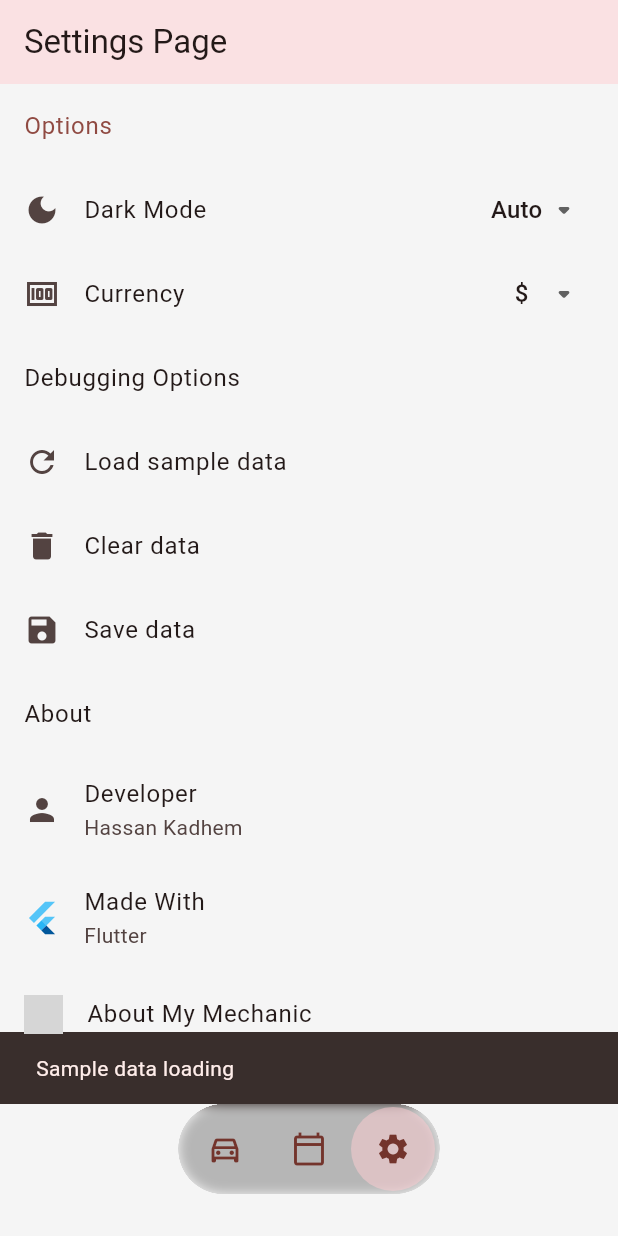
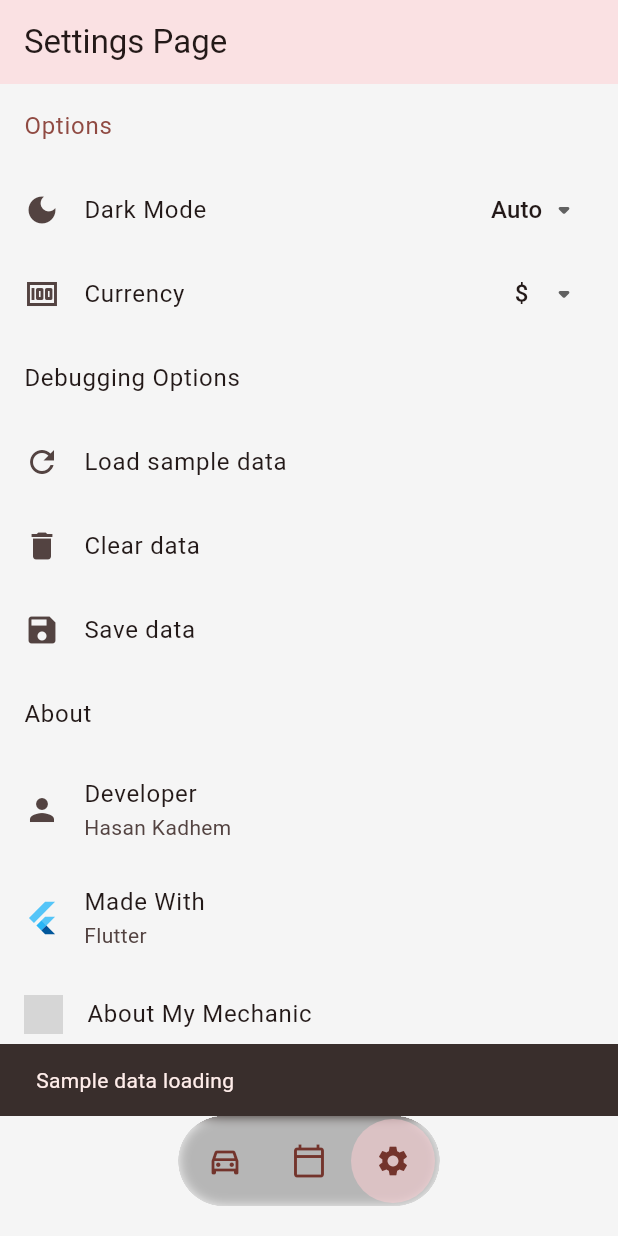
Before and after one commit to HassanAliKadhem/my_mechanic, a Flutter app: the screen it shows after launch, after a tap on the "calendar today" icon, after a tap on the "settings" icon, after a tap on "Load sample data", on a phone screen of 412 x 824 dp. Run offline on Flutter 3.47's test engine with Material 3 defaults, Android fonts, the phone set to English and light mode, and no system bars; our stand-ins replace image_picker, shared_preferences; network calls fail; grey boxes are pictures that could not be loaded.

Commit message:
upgraded packages upgraded gradle version fixed depreciations changed nav bar to transparent

```diff
--- a/lib/Data/dataModel.dart
+++ b/lib/Data/dataModel.dart
@@ -77,9 +77,8 @@ class DataModel extends ChangeNotifier {
     clearData();
     await _loadDefaultServiceTypes();
     http.Response imageFile = await http.get(
-      Uri(
-        path:
-            "https://upload.wikimedia.org/wikipedia/commons/thumb/c/cd/Toulousaine_de_l'automobile_-_7425_-_Porsche_911_Carrera_(2011).jpg/1200px-Toulousaine_de_l'automobile_-_7425_-_Porsche_911_Carrera_(2011).jpg",
+      Uri.parse(
+        "https://upload.wikimedia.org/wikipedia/commons/thumb/c/cd/Toulousaine_de_l'automobile_-_7425_-_Porsche_911_Carrera_(2011).jpg/1200px-Toulousaine_de_l'automobile_-_7425_-_Porsche_911_Carrera_(2011).jpg",
       ),
     );
     // print(Utility.base64String(imageFile.bodyBytes));
@@ -91,9 +90,8 @@ class DataModel extends ChangeNotifier {
     addCarToList(c1);
 
     imageFile = await http.get(
-      Uri(
-        path:
-            "https://st.motortrend.com/uploads/sites/10/2016/08/2017-Dodge-Viper-GTS-front-three-quarter-in-motion.jpg",
+      Uri.parse(
+        "https://st.motortrend.com/uploads/sites/10/2016/08/2017-Dodge-Viper-GTS-front-three-quarter-in-motion.jpg",
       ),
     );
     Car c2 = new Car(
@@ -104,9 +102,8 @@ class DataModel extends ChangeNotifier {
     addCarToList(c2);
 
     imageFile = await http.get(
-      Uri(
-        path:
-            "https://i.kinja-img.com/gawker-media/image/upload/s--TWSeA9NH--/c_fill,fl_progressive,g_center,h_900,q_80,w_1600/riufs7rtpk6okzrqiqmy.jpg",
+      Uri.parse(
+        "https://i.kinja-img.com/gawker-media/image/upload/s--TWSeA9NH--/c_fill,fl_progressive,g_center,h_900,q_80,w_1600/riufs7rtpk6okzrqiqmy.jpg",
       ),
     );
     Car c3 = new Car(
--- a/lib/main.dart
+++ b/lib/main.dart
@@ -18,7 +18,7 @@ void main() => runApp(
   MultiProvider(
     providers: [
       ChangeNotifierProvider<DataModel>(create: (context) => DataModel()),
-          ChangeNotifierProvider<Config>(create: (context) => Config())
+      ChangeNotifierProvider<Config>(create: (context) => Config()),
     ],
     child: MyApp(),
   ),
@@ -61,13 +61,17 @@ class _MyAppState extends State<MyApp> {
 
   double navButtonSize = 58;
   Widget _navBar() {
-    double sideMargin = (MediaQuery.sizeOf(context).width -
+    double sideMargin =
+        (MediaQuery.sizeOf(context).width -
             (navButtonSize * homePageTabs.length)) /
         2;
     return Container(
       clipBehavior: Clip.hardEdge,
-      margin:
-          EdgeInsets.only(bottom: 28.0, left: sideMargin, right: sideMargin),
+      margin: EdgeInsets.only(
+        bottom: MediaQuery.viewPaddingOf(context).bottom + 20.0,
+        left: sideMargin,
+        right: sideMargin,
+      ),
       padding: const EdgeInsets.symmetric(vertical: 2.0),
       decoration: BoxDecoration(
         color: Colors.black26,
@@ -78,14 +82,17 @@ class _MyAppState extends State<MyApp> {
         child: Row(
           mainAxisAlignment: MainAxisAlignment.center,
           mainAxisSize: MainAxisSize.min,
-          children: homePageTabs
-              .map((e) => AnimatedContainer(
+          children:
+              homePageTabs
+                  .map(
+                    (e) => AnimatedContainer(
                       duration: Duration(milliseconds: 250),
                       decoration: BoxDecoration(
                         shape: BoxShape.circle,
-                      color: homePageTabs.indexOf(e) != _currentTab
+                        color:
+                            homePageTabs.indexOf(e) != _currentTab
                                 ? null
-                          : Colors.red.shade100.withOpacity(0.5),
+                                : Colors.red.shade100.withAlpha(128),
                       ),
                       child: FloatingActionButton(
                         shape: CircleBorder(),
@@ -97,7 +104,8 @@ class _MyAppState extends State<MyApp> {
                         focusElevation: 0,
                         hoverElevation: 0,
                         tooltip: e.title,
-                      child: homePageTabs.indexOf(e) != _currentTab
+                        child:
+                            homePageTabs.indexOf(e) != _currentTab
                                 ? e.icon
                                 : e.selectedIcon,
                         splashColor: Colors.transparent,
@@ -107,7 +115,8 @@ class _MyAppState extends State<MyApp> {
                           });
                         },
                       ),
-                  ))
+                    ),
+                  )
                   .toList(),
         ),
       ),
@@ -116,9 +125,7 @@ class _MyAppState extends State<MyApp> {
 
   Widget _navRail() {
     return NavigationRail(
-      leading: SizedBox(
-        height: kToolbarHeight,
-      ),
+      leading: SizedBox(height: kToolbarHeight),
       onDestinationSelected: (value) {
         setState(() {
           _currentTab = value;
@@ -126,7 +133,8 @@ class _MyAppState extends State<MyApp> {
       },
       labelType: NavigationRailLabelType.all,
       selectedIndex: _currentTab,
-      destinations: homePageTabs.map((e) {
+      destinations:
+          homePageTabs.map((e) {
             return NavigationRailDestination(
               icon: e.icon,
               selectedIcon: e.selectedIcon,
@@ -140,7 +148,8 @@ class _MyAppState extends State<MyApp> {
   Widget build(BuildContext context) {
     loadCarList(context);
     bool isSmall = MediaQuery.sizeOf(context).shortestSide < 600;
-    return Consumer<Config>(builder: (context, config, child) {
+    return Consumer<Config>(
+      builder: (context, config, child) {
         return MaterialApp(
           title: 'My Mechanic',
           theme: appThemeLight,
@@ -150,8 +159,11 @@ class _MyAppState extends State<MyApp> {
           home: Scaffold(
             extendBody: true,
             bottomNavigationBar: isSmall ? _navBar() : null,
-          body: isSmall
-              ? MyPageAnimation(child: homePageTabs[_currentTab].pageElements)
+            body:
+                isSmall
+                    ? MyPageAnimation(
+                      child: homePageTabs[_currentTab].pageElements,
+                    )
                     : Row(
                       children: [
                         _navRail(),
@@ -165,6 +177,7 @@ class _MyAppState extends State<MyApp> {
                     ),
           ),
         );
-    });
+      },
+    );
   }
 }
--- a/lib/screens/carList.dart
+++ b/lib/screens/carList.dart
@@ -129,7 +129,7 @@ class _CarsListState extends State<CarsList> {
                           child: Card(
                             elevation: 0,
                             margin: EdgeInsets.all(0),
-                            color: Colors.grey.shade900.withOpacity(0.3),
+                            color: Colors.grey.shade900.withAlpha(80),
                             clipBehavior: Clip.antiAlias,
                             child: BackdropFilter(
                               filter: ImageFilter.blur(
@@ -270,17 +270,18 @@ class _CarsListState extends State<CarsList> {
       );
     });
 
-    return DropdownButton<SortBy>(
-      underline: Container(),
+    return DropdownButtonHideUnderline(
+      child: DropdownButton<SortBy>(
         icon: Icon(Icons.sort, color: Theme.of(context).colorScheme.secondary),
         // value: _sortBy,
-      hint: Text("Sort: ${sortList[sortBy]}"),
+        hint: Text("Sort: ${sortList[sortBy]} "),
         onChanged: (value) {
           setState(() {
             if (value != null) sortBy = value;
           });
         },
         items: _itemList,
+      ),
     );
   }
 }
--- a/lib/screens/carServiceList.dart
+++ b/lib/screens/carServiceList.dart
@@ -73,9 +73,7 @@ class _CarServiceListState extends State<CarServiceList> {
                                   child: Card(
                                     elevation: 0,
                                     margin: EdgeInsets.all(0),
-                                    color: Colors.grey.shade900.withOpacity(
-                                      0.3,
-                                    ),
+                                    color: Colors.grey.shade900.withAlpha(80),
                                     clipBehavior: Clip.antiAlias,
                                     child: BackdropFilter(
                                       filter: ImageFilter.blur(
--- a/lib/screens/settings.dart
+++ b/lib/screens/settings.dart
@@ -180,7 +180,7 @@ class AboutOptions extends StatelessWidget {
         ListTile(
           leading: Icon(Icons.person),
           title: Text("Developer"),
-          subtitle: Text("Hassan Kadhem"),
+          subtitle: Text("Hasan Kadhem"),
         ),
         ListTile(
           leading: FlutterLogo(),
@@ -188,12 +188,12 @@ class AboutOptions extends StatelessWidget {
           subtitle: Text("Flutter"),
         ),
         AboutListTile(
+          applicationVersion: "Version: 1.1.1",
           applicationIcon: Image.asset(
             "images/icon.webp",
             width: 40,
             color: Theme.of(context).iconTheme.color,
           ),
-          applicationVersion: "Version: 1.1.0",
           icon: Image.asset(
             "images/icon.webp",
             width: 26,
--- a/lib/theme/theme.dart
+++ b/lib/theme/theme.dart
@@ -22,11 +22,13 @@ final ThemeData appThemeLight = ThemeData(
   appBarTheme: AppBarTheme(
     scrolledUnderElevation: 0,
     elevation: 0,
-    backgroundColor: Colors.red.shade100.withOpacity(0.5),
+    backgroundColor: Colors.red.shade100.withAlpha(128),
     systemOverlayStyle: SystemUiOverlayStyle(
       statusBarBrightness: Brightness.dark,
       statusBarIconBrightness: Brightness.dark,
       statusBarColor: Colors.transparent,
+      systemNavigationBarColor: Colors.transparent,
+      systemNavigationBarIconBrightness: Brightness.dark,
     ),
   ),
   inputDecorationTheme: InputDecorationTheme(
@@ -46,17 +48,19 @@ final ThemeData appThemeDark = ThemeData(
   appBarTheme: AppBarTheme(
     scrolledUnderElevation: 0,
     elevation: 0,
-    backgroundColor: Colors.red.shade200.withOpacity(0.3),
+    backgroundColor: Colors.red.shade200.withAlpha(80),
     systemOverlayStyle: SystemUiOverlayStyle(
       statusBarBrightness: Brightness.light,
       statusBarIconBrightness: Brightness.light,
       statusBarColor: Colors.transparent,
+      systemNavigationBarColor: Colors.transparent,
+      systemNavigationBarIconBrightness: Brightness.light,
     ),
   ),
 
   inputDecorationTheme: InputDecorationTheme(
     filled: true,
-    fillColor: Colors.red.shade50.withOpacity(0.1),
+    fillColor: Colors.red.shade50.withAlpha(24),
     border: OutlineInputBorder(borderRadius: BorderRadius.circular(10)),
   ),
 );
```
Also changed, not shown: pubspec.yaml (+4 -4 lines), pubspec.lock, 2 other files. Lines whose indentation alone changed are shown as unchanged.
